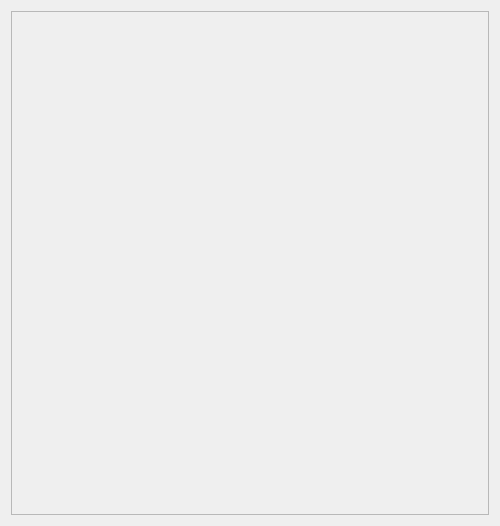
Old version of the form kappaletablewidget.ui in the repository ismotee/olentoStatistics.
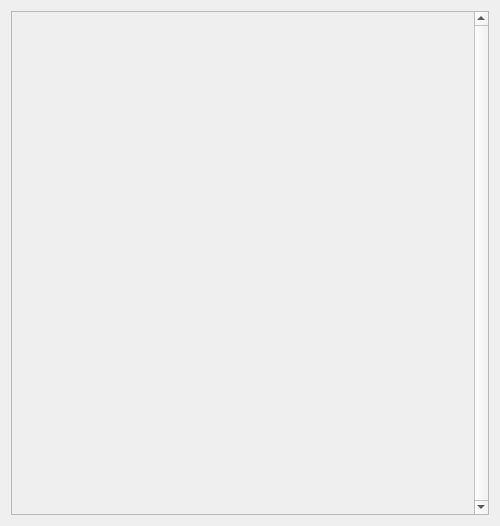
New version of the form.

Diff of the .ui file:
```diff
--- a/kappaletablewidget.ui
+++ b/kappaletablewidget.ui
@@ -37,6 +37,9 @@
      <property name="lineWidth">
       <number>0</number>
      </property>
+     <property name="verticalScrollBarPolicy">
+      <enum>Qt::ScrollBarAlwaysOn</enum>
+     </property>
      <property name="sizeAdjustPolicy">
       <enum>QAbstractScrollArea::AdjustToContentsOnFirstShow</enum>
      </property>
@@ -48,8 +51,8 @@
        <rect>
         <x>0</x>
         <y>0</y>
-        <width>480</width>
-        <height>506</height>
+        <width>474</width>
+        <height>500</height>
        </rect>
       </property>
      </widget>
```
